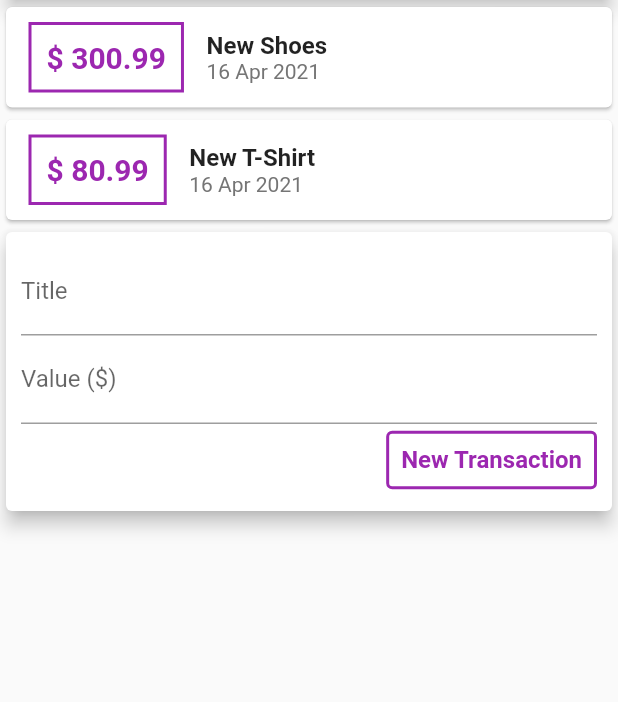
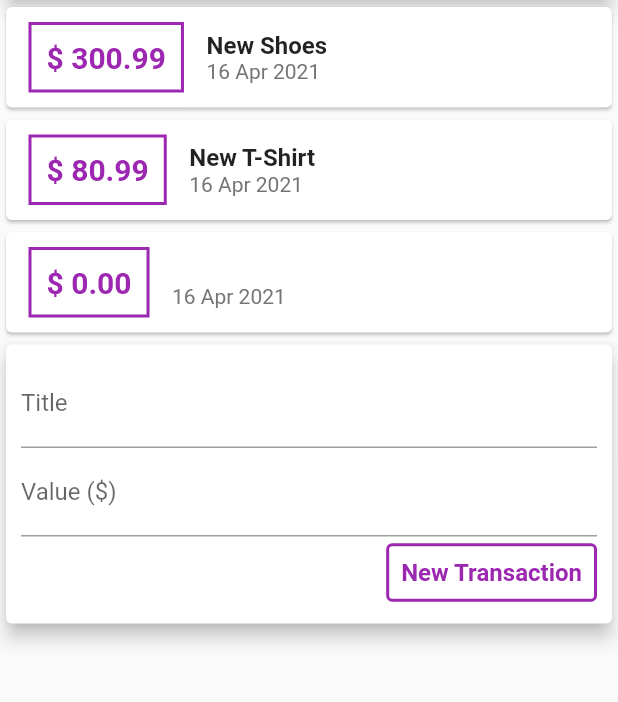
Before and after one commit to steniooliv/expenses_flutter, a Flutter app: the screen it shows after launch, after a tap on "New Transaction", on a phone screen of 412 x 824 dp, the part 119-821 px from its top. Run offline on Flutter 3.47's test engine with Material 2 defaults, Android fonts, the phone set to English and light mode, and no system bars.

Commit message:
add transactions state

```diff
--- a/lib/components/transaction_form.dart
+++ b/lib/components/transaction_form.dart
@@ -3,6 +3,10 @@ import 'package:flutter/material.dart';
 class TransactionForm extends StatelessWidget {
   final titleController = TextEditingController();
   final valueController = TextEditingController();
+
+  final void Function(String, double) onSubmit;
+
+  TransactionForm(this.onSubmit);
 
   @override
   Widget build(BuildContext context) {
@@ -47,7 +51,11 @@ class TransactionForm extends StatelessWidget {
                       ),
                     ),
                   ),
-                  onPressed: () {},
+                  onPressed: () {
+                    final title = titleController.text;
+                    final value = double.tryParse(valueController.text) ?? 0.0;
+                    onSubmit(title, value);
+                  },
                 ),
               ],
             )
--- a/lib/components/transaction_user.dart
+++ b/lib/components/transaction_user.dart
@@ -1,3 +1,5 @@
+import 'dart:math';
+
 import 'package:expenses_flutter/components/transaction_form.dart';
 import 'package:expenses_flutter/components/transaction_list.dart';
 import 'package:expenses_flutter/models/transaction.dart';
@@ -24,12 +26,25 @@ class _TransactionUserState extends State<TransactionUser> {
     ),
   ];
 
+  _addTransaction(String title, double value) {
+    final newTransaction = Transaction(
+      id: Random().nextDouble().toString(),
+      title: title,
+      value: value,
+      date: DateTime.now(),
+    );
+
+    setState(() {
+      _transaction.add(newTransaction);
+    });
+  }
+
   @override
   Widget build(BuildContext context) {
     return Column(
       children: [
         TransactionList(_transaction),
-        TransactionForm(),
+        TransactionForm(_addTransaction),
       ],
     );
   }
```
